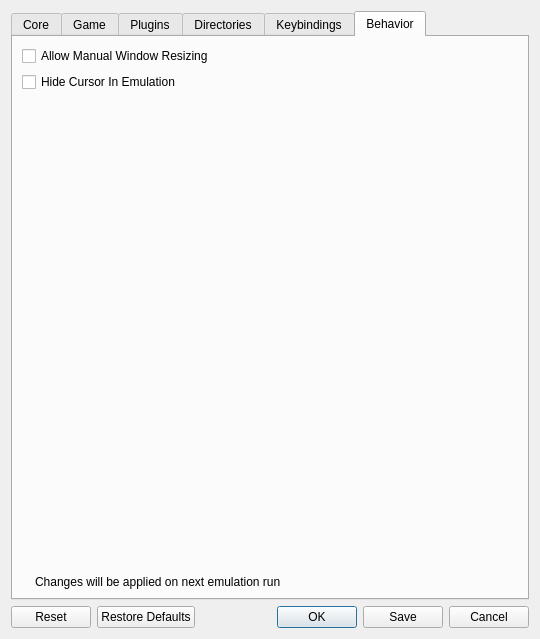
Above: Source/RMG/UserInterface/Dialog/SettingsDialog.ui from Rosalie241/RMG before the change. Below: the same form after it.
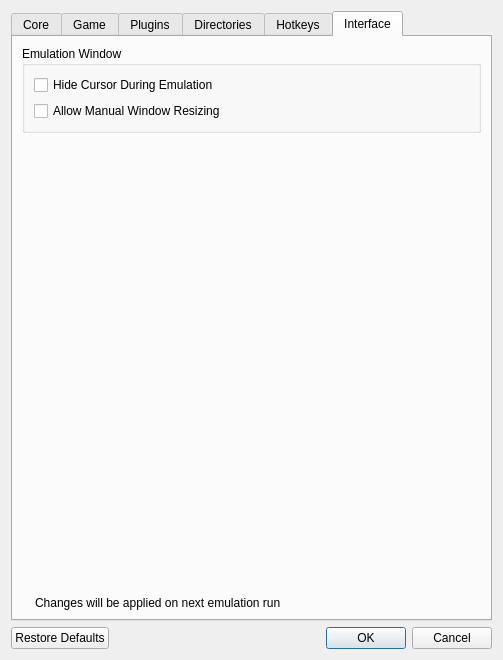
That is the form after the change. The open tabs and pages were chosen to show the change. Icons and pictures are not drawn. Custom widgets are drawn as their Qt base class.

Commit message: SettingsDialog: more UI adjustments

The edit to the form file:
```diff
--- a/Source/RMG/UserInterface/Dialog/SettingsDialog.ui
+++ b/Source/RMG/UserInterface/Dialog/SettingsDialog.ui
@@ -6,8 +6,8 @@
    <rect>
     <x>0</x>
     <y>0</y>
-    <width>540</width>
-    <height>639</height>
+    <width>503</width>
+    <height>660</height>
    </rect>
   </property>
   <property name="sizePolicy">
@@ -1149,7 +1149,7 @@
          </widget>
          <widget class="QWidget" name="keybindingsTab">
           <attribute name="title">
-           <string>Keybindings</string>
+           <string>Hotkeys</string>
           </attribute>
           <layout class="QVBoxLayout" name="verticalLayout_33">
            <item>
@@ -1565,21 +1565,30 @@
          </widget>
          <widget class="QWidget" name="behaviorTab">
           <attribute name="title">
-           <string>Behavior</string>
+           <string>Interface</string>
           </attribute>
           <layout class="QVBoxLayout" name="verticalLayout_34">
            <item>
-            <widget class="QCheckBox" name="manualResizingCheckBox">
-             <property name="text">
-              <string>Allow Manual Window Resizing</string>
+            <widget class="QGroupBox" name="groupBox">
+             <property name="title">
+              <string>Emulation Window</string>
              </property>
-            </widget>
-           </item>
-           <item>
-            <widget class="QCheckBox" name="hideCursorCheckBox">
-             <property name="text">
-              <string>Hide Cursor In Emulation</string>
-             </property>
+             <layout class="QVBoxLayout" name="verticalLayout_2">
+              <item>
+               <widget class="QCheckBox" name="hideCursorCheckBox">
+                <property name="text">
+                 <string>Hide Cursor During Emulation</string>
+                </property>
+               </widget>
+              </item>
+              <item>
+               <widget class="QCheckBox" name="manualResizingCheckBox">
+                <property name="text">
+                 <string>Allow Manual Window Resizing</string>
+                </property>
+               </widget>
+              </item>
+             </layout>
             </widget>
            </item>
            <item>
@@ -1649,7 +1658,7 @@
         <enum>Qt::Horizontal</enum>
        </property>
        <property name="standardButtons">
-        <set>QDialogButtonBox::Cancel|QDialogButtonBox::Ok|QDialogButtonBox::Reset|QDialogButtonBox::RestoreDefaults|QDialogButtonBox::Save</set>
+        <set>QDialogButtonBox::Cancel|QDialogButtonBox::Ok|QDialogButtonBox::RestoreDefaults</set>
        </property>
       </widget>
      </item>
```
Left out of the diff: 43 changed lines with no effect on the pictures. The commit also changes 2 other files.
